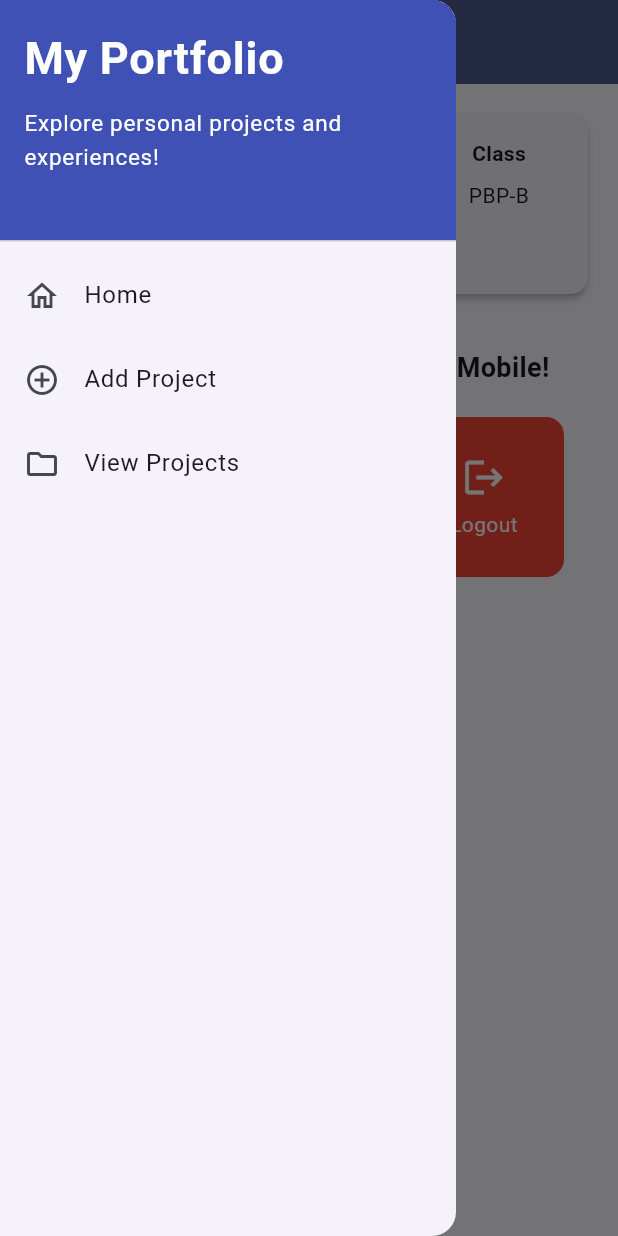
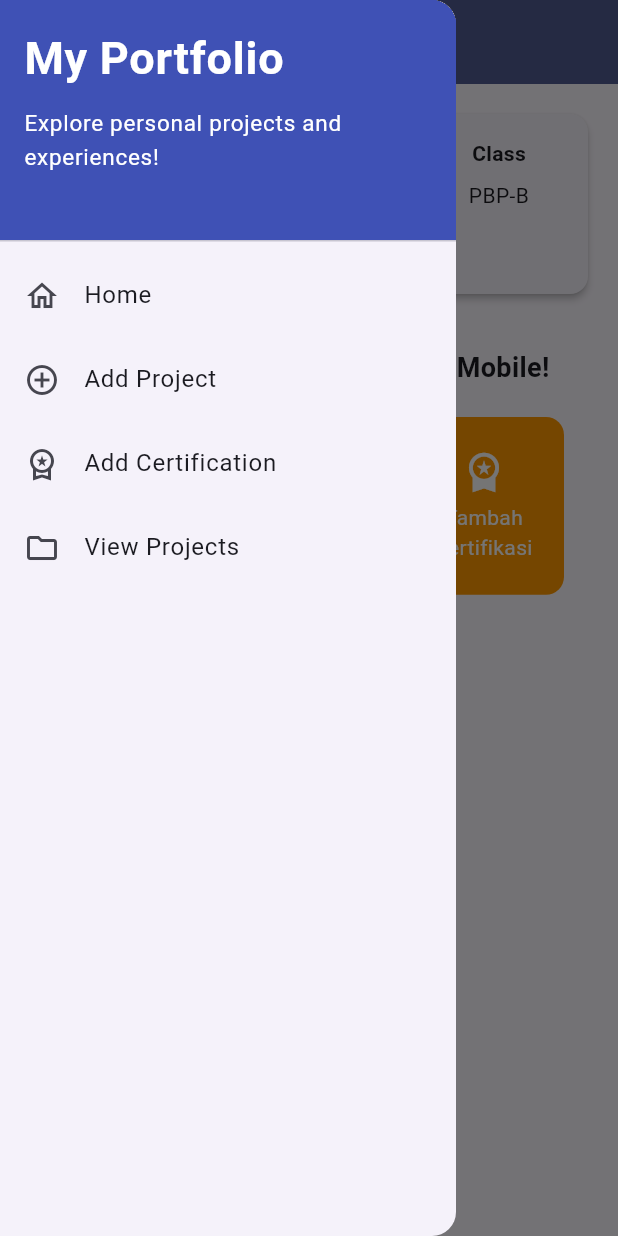
Before and after one commit to LVNAx/myPortfolio_mobile, a Flutter app: the screen it shows after launch, with the side drawer open, on a phone screen of 412 x 824 dp. Run offline on Flutter 3.47's test engine with Material 3 defaults, Android fonts, the phone set to English and light mode, and no system bars; our stand-ins replace material_ui.

Commit message:
feat: Menambahkan kartu Tambah Sertifikasi dan opsi Add Certification pada Drawer

```diff
--- a/lib/screens/menu.dart
+++ b/lib/screens/menu.dart
@@ -1,4 +1,5 @@
 import 'package:material_ui/material_ui.dart';
+import 'package:myportofolio_mobile/screens/certification_form.dart';
 import 'package:myportofolio_mobile/screens/project_form.dart';
 import 'package:myportofolio_mobile/screens/project_list.dart';
 import 'package:myportofolio_mobile/widgets/left_drawer.dart';
@@ -51,6 +52,12 @@ class MyHomePage extends StatelessWidget {
       Icons.add_circle,
       Colors.green,
       page: (context) => const ProjectFormPage(),
+    ),
+    ItemHomepage(
+      "Tambah Sertifikasi",
+      Icons.workspace_premium,
+      Colors.orange,
+      page: (context) => const CertificationFormPage(),
     ),
     ItemHomepage("Logout", Icons.logout, Colors.red),
   ];
@@ -127,6 +134,9 @@ class MyHomePage extends StatelessWidget {
                     crossAxisSpacing: 10,
                     mainAxisSpacing: 10,
                     crossAxisCount: 3,
+                    // Rasio < 1 membuat kartu sedikit lebih tinggi daripada
+                    // lebarnya, memberi ruang bagi nama tombol yang panjang.
+                    childAspectRatio: 0.9,
                     // shrinkWrap agar ukuran kisi menyesuaikan tinggi konten anak.
                     shrinkWrap: true,
                     children: items.map((ItemHomepage item) {
--- a/lib/widgets/left_drawer.dart
+++ b/lib/widgets/left_drawer.dart
@@ -1,5 +1,6 @@
 import 'package:material_ui/material_ui.dart';
 import 'package:myportofolio_mobile/screens/menu.dart';
+import 'package:myportofolio_mobile/screens/certification_form.dart';
 import 'package:myportofolio_mobile/screens/project_form.dart';
 import 'package:myportofolio_mobile/screens/project_list.dart';
 
@@ -65,6 +66,19 @@ class LeftDrawer extends StatelessWidget {
             },
           ),
           ListTile(
+            leading: const Icon(Icons.workspace_premium_outlined),
+            title: const Text('Add Certification'),
+            // Navigasi ke halaman tambah sertifikasi.
+            onTap: () {
+              Navigator.pushReplacement(
+                context,
+                MaterialPageRoute(
+                  builder: (context) => const CertificationFormPage(),
+                ),
+              );
+            },
+          ),
+          ListTile(
             leading: const Icon(Icons.folder_outlined),
             title: const Text('View Projects'),
             // Navigasi ke halaman daftar proyek.
--- a/lib/widgets/project_card.dart
+++ b/lib/widgets/project_card.dart
@@ -26,6 +26,10 @@ class ItemCard extends StatelessWidget {
                 Text(
                   item.name,
                   textAlign: TextAlign.center,
+                  // Maksimal 2 baris agar nama panjang tidak overflow di
+                  // layar sempit.
+                  maxLines: 2,
+                  overflow: TextOverflow.ellipsis,
                   style: const TextStyle(color: Colors.white),
                 ),
               ],
```
Also changed, not shown: 1 other file.
